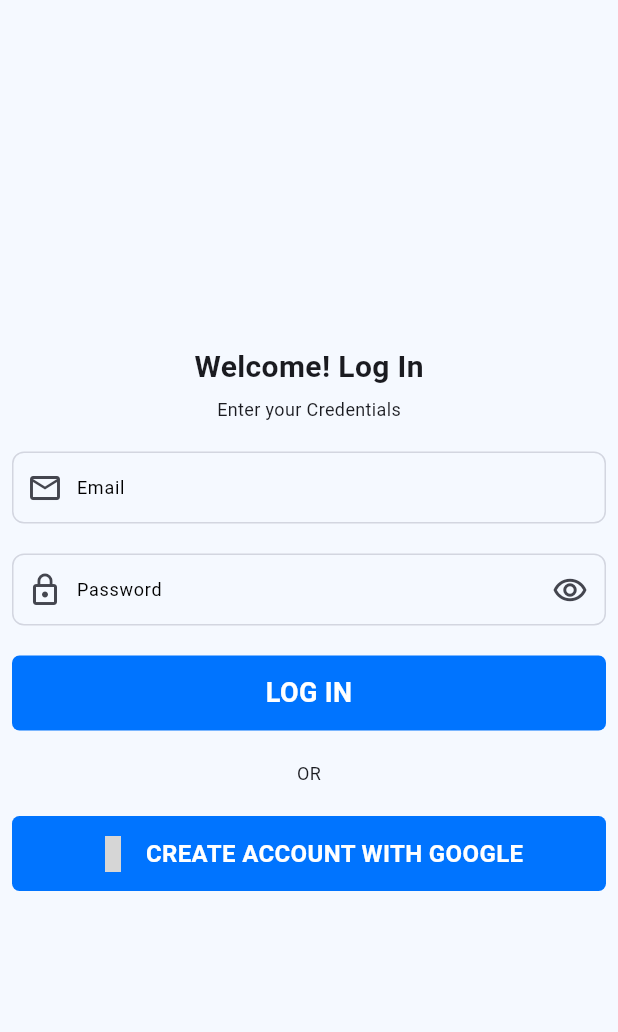
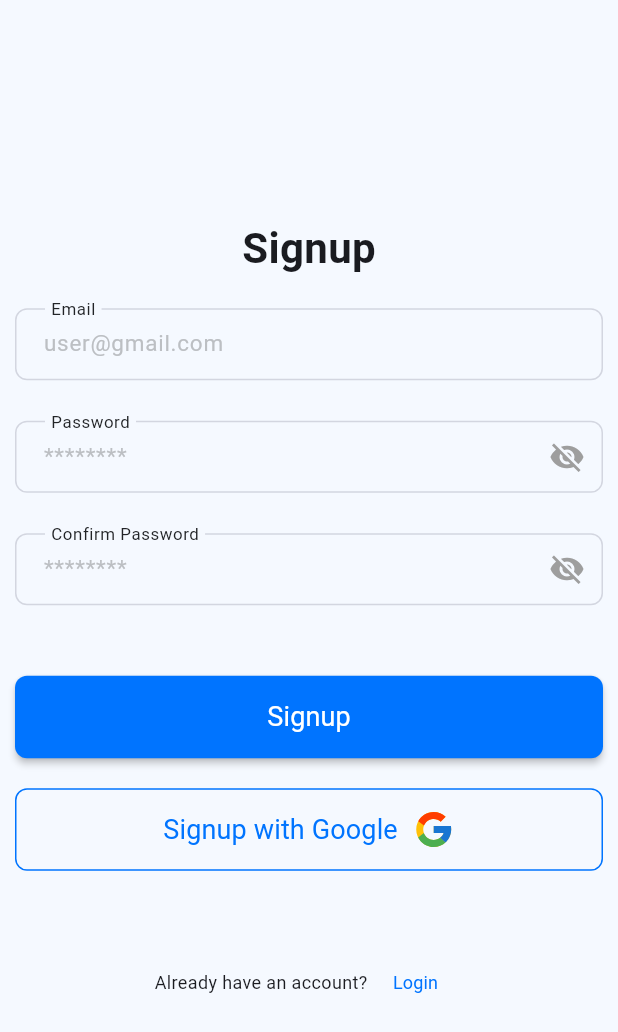
Before and after one commit to Dawood448/traccar, a Flutter app: the screen it shows after launch, on a phone screen of 412 x 824 dp. Shown: the top 1032 px of the screen. Run offline on Flutter 3.47's test engine with Material 3 defaults, Android fonts, the light colour scheme and no system bars; our stand-ins replace firebase_core, flutter_map, flutter_svg, gap, get, latlong2 and 2 more; accounts and stored records are empty; Roboto replaces fonts that are missing (Poppins); grey boxes are pictures that could not be loaded.

Commit message:
Login/SignUp Screens

```diff
--- a/lib/Constants/colors.dart
+++ b/lib/Constants/colors.dart
@@ -1,5 +1,4 @@
 import 'dart:ui';
-
 import 'package:flutter/material.dart';
 
 
--- a/lib/View/auth_view/login_screen.dart
+++ b/lib/View/auth_view/login_screen.dart
@@ -1,74 +1,163 @@
 import 'package:flutter/material.dart';
+import 'package:flutter_svg/svg.dart';
 import 'package:gap/gap.dart';
 import 'package:get/get.dart';
-import 'package:material_design_icons_flutter/material_design_icons_flutter.dart';
 import 'package:traccar/Constants/colors.dart';
-import 'package:traccar/View/home_screen/home_screen.dart';
-import 'package:traccar/Widgets/buttons/elevated_button/k_elevated_button.dart';
+import 'package:traccar/View/auth_view/signup_screen.dart';
 import 'package:traccar/Widgets/form_fields/k_text.dart';
 import 'package:traccar/Widgets/form_fields/k_text_field.dart';
 
-class LoginScreen extends StatelessWidget {
+class LoginScreen extends StatefulWidget {
   const LoginScreen({super.key});
+
+  @override
+  State<LoginScreen> createState() => _LoginScreenState();
+}
+
+class _LoginScreenState extends State<LoginScreen> {
+  final TextEditingController emailController = TextEditingController();
+  final TextEditingController passwordController = TextEditingController();
+  bool _obscureText = true;
+
+  void _toggle() {
+    setState(() {
+      _obscureText = !_obscureText;
+    });
+  }
 
   @override
   Widget build(BuildContext context) {
     var size = MediaQuery.of(context).size;
     return GestureDetector(
-      onTap: (){
+      onTap: () {
         FocusScope.of(context).unfocus();
       },
       child: Scaffold(
-        body: Container(
+        body: SizedBox(
           width: size.width,
           height: size.height,
           child: Center(
             child: SingleChildScrollView(
               child: Padding(
-                padding: const EdgeInsets.all(8.0),
+                padding: const EdgeInsets.symmetric(
+                    horizontal: 10.0, vertical: 10.0),
                 child: Column(
                   children: [
-                    KText(text: "Welcome! Log In", fontSize: 20, fontWeight: FontWeight.bold,),
-                    Gap(5),
-                    KText(text: "Enter your Credentials", fontSize: 12, fontWeight: FontWeight.normal,),
-                    Gap(20),
+                    KText(
+                      text: "Login",
+                      fontSize: 28,
+                      fontWeight: FontWeight.bold,
+                    ),
+                    const Gap(20),
                     TextInputFieldWidget(
-                      hintText: "Email",
+                      controller: emailController,
+                      hintText: "user@gmail.com",
                       lable: "Email",
+                      floatingLabelBehavior: FloatingLabelBehavior.always,
                       isEmail: true,
-                      prefixIcon: Icon(Icons.email_outlined),
                     ),
-                    Gap(20),
+                    const Gap(20),
                     TextInputFieldWidget(
-                      hintText: "Password",
+                      controller: passwordController,
+                      hintText: "********",
                       lable: "Password",
                       isPasswordNo: true,
-                      prefixIcon: Icon(Icons.lock_outline),
-                      suffixIcon: Icon(Icons.remove_red_eye_outlined),
+                      obscure: _obscureText,
+                      maxLines: 1,
+                      floatingLabelBehavior: FloatingLabelBehavior.always,
+                      suffixIcon: GestureDetector(
+                        onTap: _toggle,
+                        child: Icon(
+                         ! _obscureText
+                              ? Icons.visibility
+                              : Icons.visibility_off,
+                          color: Colors.grey,
+                        ),
+                      ),
                     ),
-                    Gap(20),
-                    KElevatedButton(
-                      title: KText(text: "LOG IN",color: kWhiteColor,fontSize: 18), isEnable: true.obs, onPressed: (){
-                        Get.to(() => HomeScreen());
-                    },),
-                    Gap(20),
-                    KText(text: "OR", fontSize: 12, fontWeight: FontWeight.normal,),
-                    Gap(20),
-                    KElevatedButton(
-                      title: Row(
+                    Padding(
+                      padding: const EdgeInsets.only(left: 5.0),
+                      child: Row(
+                        children: [
+                          KText(
+                            text: "Forgot Password?",
+                            fontSize: 12,
+                            fontWeight: FontWeight.normal,
+                          ),
+                          TextButton(
+                            onPressed: () {},
+                            child: KText(
+                              text: "Reset",
+                              fontSize: 12,
+                              fontWeight: FontWeight.normal,
+                              color: kPrimaryColor,
+                            ),
+                          ),
+                        ],
+                      ),
+                    ),
+                    const Gap(20),
+                    FilledButton(
+                      onPressed: () {},
+                      child: KText(
+                        text: "Login",
+                        color: kWhiteColor,
+                        fontSize: 18,
+                        fontWeight: FontWeight.normal,
+                      ),
+                    ),
+                    const Gap(20),
+                    OutlinedButton(
+                      onPressed: () {},
+                      child: Row(
                         mainAxisAlignment: MainAxisAlignment.center,
+                        crossAxisAlignment: CrossAxisAlignment.center,
                         children: [
-                          Icon(MdiIcons.google,color: Colors.red,),
-                          Gap(10),
-                          KText(text: "CREATE ACCOUNT WITH GOOGLE", fontSize: 16,color: kWhiteColor, fontWeight: FontWeight.bold,),
+                          KText(
+                            text: "Login with Google",
+                            color: kPrimaryColor,
+                            fontSize: 18,
+                            fontWeight: FontWeight.normal,
+                          ),
+                          const Gap(10),
+                          SvgPicture.asset(
+                            'assets/svg/google-logo.svg',
+                            width: 28,
+                            height: 28,
+                            // Other properties like color, alignment, etc.
+                          ),
                         ],
-                      ), isEnable: true.obs, onPressed: (){},),
-                  ]
+                      ),
+                    ),
+                    const Gap(50),
+                    Row(
+                      crossAxisAlignment: CrossAxisAlignment.center,
+                      mainAxisAlignment: MainAxisAlignment.center,
+                      children: [
+                        KText(
+                          text: "Don’t have an account?",
+                          fontSize: 12,
+                          fontWeight: FontWeight.normal,
+                        ),
+                        TextButton(
+                          onPressed: () {
+                            Get.to(SignUpScreen());
+                          },
+                          child: KText(
+                            text: "Signup",
+                            fontSize: 12,
+                            fontWeight: FontWeight.normal,
+                            color: kPrimaryColor,
+                          ),
+                        ),
+                      ],
+                    ),
+                  ],
                 ),
               ),
             ),
           ),
-        )
+        ),
       ),
     );
   }
--- a/lib/View/auth_view/signup_screen.dart
+++ b/lib/View/auth_view/signup_screen.dart
@@ -0,0 +1,168 @@
+import 'package:flutter/material.dart';
+import 'package:flutter_svg/svg.dart';
+import 'package:gap/gap.dart';
+import 'package:get/get.dart';
+import '../../Constants/colors.dart';
+import '../../Widgets/form_fields/k_text.dart';
+import '../../Widgets/form_fields/k_text_field.dart';
+import 'login_screen.dart';
+
+class SignUpScreen extends StatefulWidget {
+  const SignUpScreen({super.key});
+
+  @override
+  State<SignUpScreen> createState() => _SignUpScreenState();
+}
+
+class _SignUpScreenState extends State<SignUpScreen> {
+  final TextEditingController emailController = TextEditingController();
+  final TextEditingController passwordController = TextEditingController();
+  final TextEditingController confirmPasswordController = TextEditingController();
+  bool _obscureText = true;
+  bool _obscureTextConfirm = true;
+
+  void _toggle() {
+    setState(() {
+      _obscureText = !_obscureText;
+    });
+  }
+  void _toggleConfirm() {
+    setState(() {
+      _obscureTextConfirm = !_obscureTextConfirm;
+    });
+  }
+  @override
+  Widget build(BuildContext context) {
+    var size = MediaQuery.of(context).size;
+    return GestureDetector(
+      onTap: () {
+        FocusScope.of(context).unfocus();
+      },
+      child: Scaffold(
+        body: SizedBox(
+          width: size.width,
+          height: size.height,
+          child: Center(
+            child: Padding(
+              padding: const EdgeInsets.symmetric(
+                  horizontal: 10.0, vertical: 10.0),
+              child: SingleChildScrollView(
+                child: Column(
+                  children: [
+                    KText(
+                      text: "Signup",
+                      fontSize: 28,
+                      fontWeight: FontWeight.bold,
+                    ),
+                    const Gap(20),
+                    TextInputFieldWidget(
+                      controller: emailController,
+                      hintText: "user@gmail.com",
+                      lable: "Email",
+                      floatingLabelBehavior: FloatingLabelBehavior.always,
+                      isEmail: true,
+                    ),
+                    const Gap(20),
+                    TextInputFieldWidget(
+                      controller: passwordController,
+                      hintText: "********",
+                      lable: "Password",
+                      floatingLabelBehavior: FloatingLabelBehavior.always,
+                      isPasswordNo: true,
+                      obscure: _obscureText,
+                      maxLines: 1,
+                      suffixIcon: GestureDetector(
+                        onTap: _toggle,
+                        child: Icon(
+                          ! _obscureText
+                              ? Icons.visibility
+                              : Icons.visibility_off,
+                          color: Colors.grey,
+                        ),
+                      ),
+                    ),
+                    const Gap(20),
+                    TextInputFieldWidget(
+                      controller: confirmPasswordController,
+                      hintText: "********",
+                      lable: "Confirm Password",
+                      floatingLabelBehavior: FloatingLabelBehavior.always,
+                      isPasswordNo: true,
+                      obscure: _obscureTextConfirm,
+                      maxLines: 1,
+                      suffixIcon: GestureDetector(
+                        onTap: _toggleConfirm,
+                        child: Icon(
+                          ! _obscureTextConfirm
+                              ? Icons.visibility
+                              : Icons.visibility_off,
+                          color: Colors.grey,
+                        ),
+                      ),
+                    ),
+                    const Gap(40),
+                    FilledButton(
+                      onPressed: () {},
+                      child: KText(
+                        text: "Signup",
+                        color: kWhiteColor,
+                        fontSize: 18,
+                        fontWeight: FontWeight.normal,
+                      ),
+                    ),
+                    const Gap(20),
+                    OutlinedButton(
+                      onPressed: () {},
+                      child: Row(
+                        mainAxisAlignment: MainAxisAlignment.center,
+                        crossAxisAlignment: CrossAxisAlignment.center,
+                        children: [
+                          KText(
+                            text: "Signup with Google",
+                            color: kPrimaryColor,
+                            fontSize: 18,
+                            fontWeight: FontWeight.normal,
+                          ),
+                          const Gap(10),
+                          SvgPicture.asset(
+                            'assets/svg/google-logo.svg',
+                            width: 28,
+                            height: 28,
+                            // Other properties like color, alignment, etc.
+                          ),
+                        ],
+                      ),
+                    ),
+                    const Gap(50),
+                    Row(
+                      crossAxisAlignment: CrossAxisAlignment.center,
+                      mainAxisAlignment: MainAxisAlignment.center,
+                      children: [
+                        KText(
+                          text: "Already have an account?",
+                          fontSize: 12,
+                          fontWeight: FontWeight.normal,
+                        ),
+                        TextButton(
+                          onPressed: () {
+                            Get.to(LoginScreen());
+                          },
+                          child: KText(
+                            text: "Login",
+                            fontSize: 12,
+                            fontWeight: FontWeight.normal,
+                            color: kPrimaryColor,
+                          ),
+                        ),
+                      ],
+                    ),
+                  ],
+                ),
+              ),
+            ),
+          ),
+        ),
+      ),
+    );
+  }
+}
--- a/lib/Widgets/form_fields/k_text_field.dart
+++ b/lib/Widgets/form_fields/k_text_field.dart
@@ -3,10 +3,9 @@ import 'package:flutter/services.dart';
 
 import '../../Constants/colors.dart';
 
-
 class TextInputFieldWidget extends StatelessWidget {
-  TextInputFieldWidget(
-      {Key? key,
+  TextInputFieldWidget({
+    Key? key,
     this.lable,
     this.suffixIcon,
     this.prefixIcon,
@@ -38,16 +37,17 @@ class TextInputFieldWidget extends StatelessWidget {
     this.enable,
     this.isPhoneNo = false,
     this.width = double.infinity,
-        this.height = 50.0,  this.isPasswordNo=false,
-      })
-      : super(key: key);
+    this.height = 50.0,
+    this.isPasswordNo = false,
+    this.floatingLabelBehavior,
+  }) : super(key: key);
   String? lable;
   final Widget? suffixIcon, prefixIcon;
   final Iterable<String>? autoFillHints;
   final TextCapitalization? capitalization;
   final List<TextInputFormatter>? formatter;
   final bool? obscure, isReadOnly, isDisabled;
-  final bool isRequired, isPhoneNo, isEmail, digitsOnly,isPasswordNo;
+  final bool isRequired, isPhoneNo, isEmail, digitsOnly, isPasswordNo;
   final String? Function(String?)? validators;
   final TextEditingController? controller;
   final TextInputType? textInputType;
@@ -64,22 +64,25 @@ class TextInputFieldWidget extends StatelessWidget {
   final RegExp phoneRegex = RegExp(r'^\+?\d{11}$');
   final double width;
   final double height;
+  final FloatingLabelBehavior? floatingLabelBehavior;
   @override
   Widget build(BuildContext context) {
-    TextStyle contentStyle = TextStyle(
-      fontSize: 12.0,
+    TextStyle contentStyle = const TextStyle(
+      fontSize: 15.0,
       fontWeight: FontWeight.normal,
     );
-    return TextFormField(
+    return SizedBox(
+      height: 55,
+      child: TextFormField(
         initialValue: initialValue,
         autofillHints: autoFillHints,
         textCapitalization: capitalization ?? TextCapitalization.none,
         inputFormatters: formatter,
-      obscureText: obscure ?? false,
+        obscureText: obscure ?? false ,
         readOnly: isReadOnly ?? false,
         validator: (value) {
-        if(isRequired) {
-          if(value == null || value.isEmpty ){
+          if (isRequired) {
+            if (value == null || value.isEmpty) {
               return 'Field Required';
             }
             if (digitsOnly) {
@@ -93,11 +96,10 @@ class TextInputFieldWidget extends StatelessWidget {
               if (!phoneRegex.hasMatch(value)) {
                 return "Invalid Phone Number";
               }
-          }
-          else if (isPasswordNo) {
+            } else if (isPasswordNo) {
               // Add your password validation logic here
-            if (value.length < 8) {
-              return "Password must be at least 8 characters";
+              if (value.length < 6) {
+                return "Password must be at least 6 characters";
               }
               // Add more conditions as needed
             }
@@ -119,19 +121,18 @@ class TextInputFieldWidget extends StatelessWidget {
         autovalidateMode: autovalidateMode ?? AutovalidateMode.disabled,
         style: contentStyle,
         decoration: InputDecoration(
-
-        contentPadding: EdgeInsets.only(left: 10,right: 20),
+          contentPadding: const EdgeInsets.only(left: 20, right: 20),
           focusColor: Colors.blue,
-        //floatingLabelBehavior: FloatingLabelBehavior.never,
+          floatingLabelBehavior: floatingLabelBehavior,
           hintText: hintText,
           labelText: lable,
 
-        fillColor:Colors.white,
+          fillColor: Colors.white,
           border: InputBorder.none,
-        //hintStyle: const TextStyle(color: AppColor.greyColor),
+          hintStyle: const TextStyle(color: klabelT),
           errorStyle: const TextStyle(color: Colors.red),
           // errorBorder: outlineInputBorder,
-        labelStyle:  TextStyle(color:kBlackColor,fontSize: 12.0),
+          labelStyle: const TextStyle(color: khinttext, fontSize: 15.0),
           // focusedErrorBorder: outlineInputBorder,
           // enabledBorder: outlineInputBorder,
           // focusedBorder: outlineInputActiveBorderBlue,
@@ -146,18 +147,8 @@ class TextInputFieldWidget extends StatelessWidget {
                 )
               : null,
           suffixIcon: suffixIcon,
-
         ),
-
+      ),
     );
   }
 }
-// final OutlineInputBorder outlineInputActiveBorderBlue = OutlineInputBorder(
-//   borderRadius: BorderRadius.circular(5),
-//   borderSide:   BorderSide(color: kMainColor,width: 2), // Green border color
-// );
-// final OutlineInputBorder outlineInputBorder = OutlineInputBorder(
-//     borderRadius: BorderRadius.circular(5),
-//     borderSide: BorderSide(color: kMainColor));
-// UnderlineInputBorder underlineErrorInputBorder =
-// UnderlineInputBorder(borderSide: BorderSide(color: kGreyColor, width: 1));
--- a/lib/main.dart
+++ b/lib/main.dart
@@ -3,6 +3,8 @@ import 'package:flutter/material.dart';
 import 'package:get/get.dart';
 import 'Constants/theme.dart';
 import 'View/Splash/splash_screen.dart';
+import 'View/auth_view/login_screen.dart';
+import 'View/auth_view/signup_screen.dart';
 import 'firebase_options.dart';
 
 void main() async {
@@ -22,7 +24,7 @@ class MyApp extends StatelessWidget {
       debugShowCheckedModeBanner: false,
       title: 'TracCar',
       theme: AppTheme.lightTheme(context),
-      home: const SplashScreen(),
+      home:  SignUpScreen(),
     );
   }
 }
```
Also changed, not shown: lib/View/Splash/splash_screen.dart (+1 -41 lines), lib/Widgets/buttons/elevated_button/k_elevated_button.dart (+10 -3 lines), lib/Widgets/form_fields/date_picker.dart (+5 -5 lines), assets/svg/google-logo.svg (added). Lines whose indentation alone changed are shown as unchanged.
